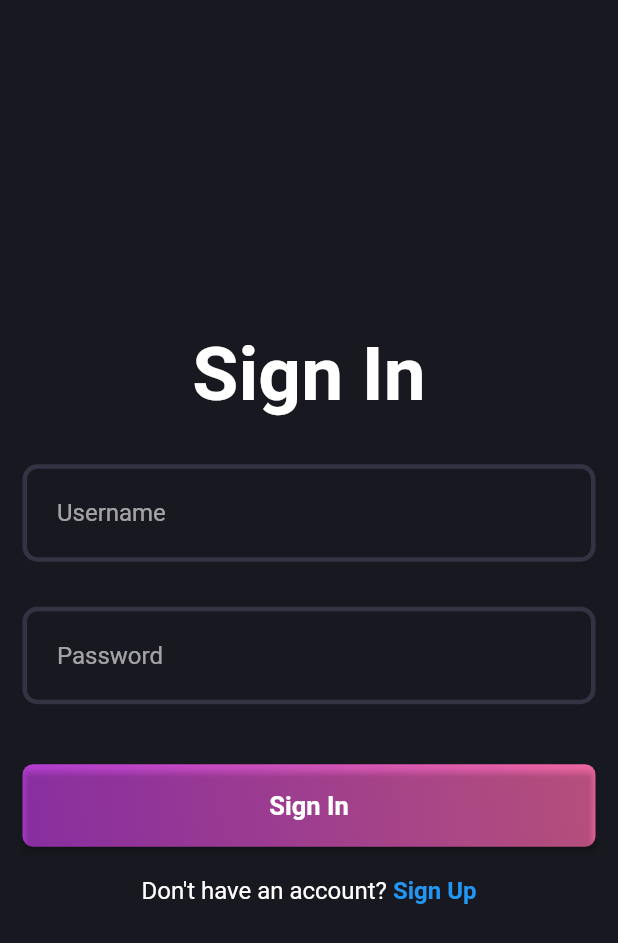
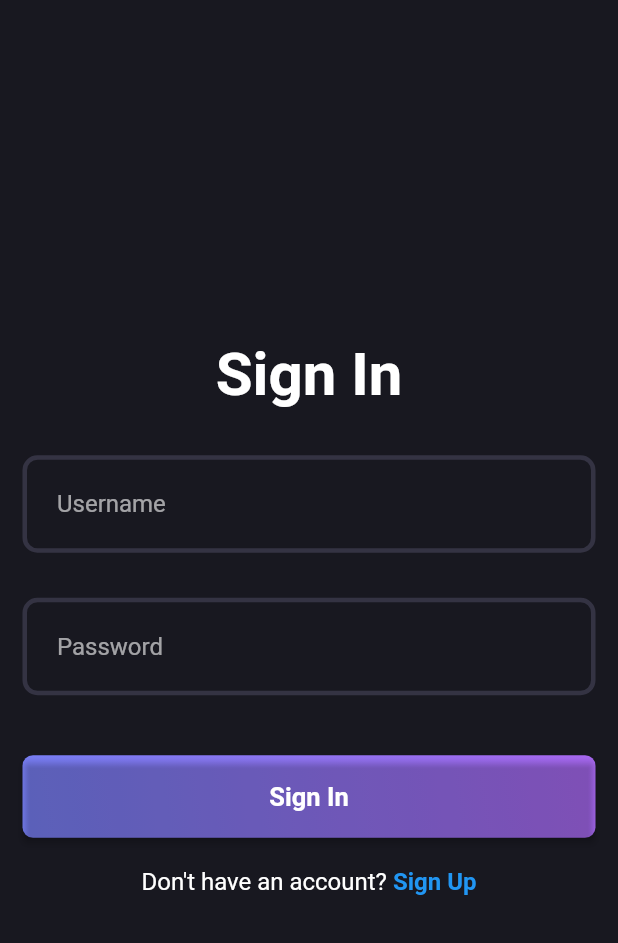
Before and after one commit to IsuruSanjaya/CustomerApp, a Flutter app: the screen it shows after launch, on a phone screen of 412 x 824 dp. Shown: the top 943 px of the screen. Run offline on Flutter 3.47's test engine with Material 2 defaults, Android fonts, the phone set to English and light mode, and no system bars; our stand-ins replace fpdart, sqflite; accounts and stored records are empty.

Commit message:
fixed color

```diff
--- a/lib/core/theme/app_pallet.dart
+++ b/lib/core/theme/app_pallet.dart
@@ -2,9 +2,9 @@ import 'package:flutter/material.dart';
 
 class AppPallete {
   static const Color backgroundColor = Color.fromRGBO(24, 24, 32, 1);
-  static const Color gradient1 = Color.fromRGBO(187, 63, 221, 1);
-  static const Color gradient2 = Color.fromRGBO(251, 109, 169, 1);
-  static const Color gradient3 = Color.fromRGBO(255, 159, 124, 1);
+  static const Color gradient1 = Color.fromRGBO(113, 46, 221, 1);
+  static const Color gradient2 = Color.fromRGBO(175, 109, 251, 1);
+  static const Color gradient3 = Color.fromRGBO(124, 133, 255, 1);
   static const Color borderColor = Color.fromRGBO(52, 51, 67, 1);
   static const Color whiteColor = Colors.white;
   static const Color greyColor = Colors.grey;
--- a/lib/features/auth/presentation/pages/login_page.dart
+++ b/lib/features/auth/presentation/pages/login_page.dart
@@ -126,7 +126,7 @@ class _SignInPageState extends State<SignInPage> {
                 children: [
                   const Text(
                     'Sign In',
-                    style: TextStyle(fontSize: 50, fontWeight: FontWeight.bold),
+                    style: TextStyle(fontSize: 40, fontWeight: FontWeight.bold),
                   ),
                   const SizedBox(height: 30),
                   AuthField(
--- a/lib/features/auth/presentation/widgets/auth_button.dart
+++ b/lib/features/auth/presentation/widgets/auth_button.dart
@@ -15,7 +15,7 @@ class AuthButton extends StatelessWidget {
     return Container(
       decoration: BoxDecoration(
           gradient: const LinearGradient(
-              colors: [AppPallete.gradient1, AppPallete.gradient2],
+              colors: [AppPallete.gradient3, AppPallete.gradient2],
               begin: Alignment.bottomLeft,
               end: Alignment.topRight),
           borderRadius: BorderRadius.circular(7)),
```
